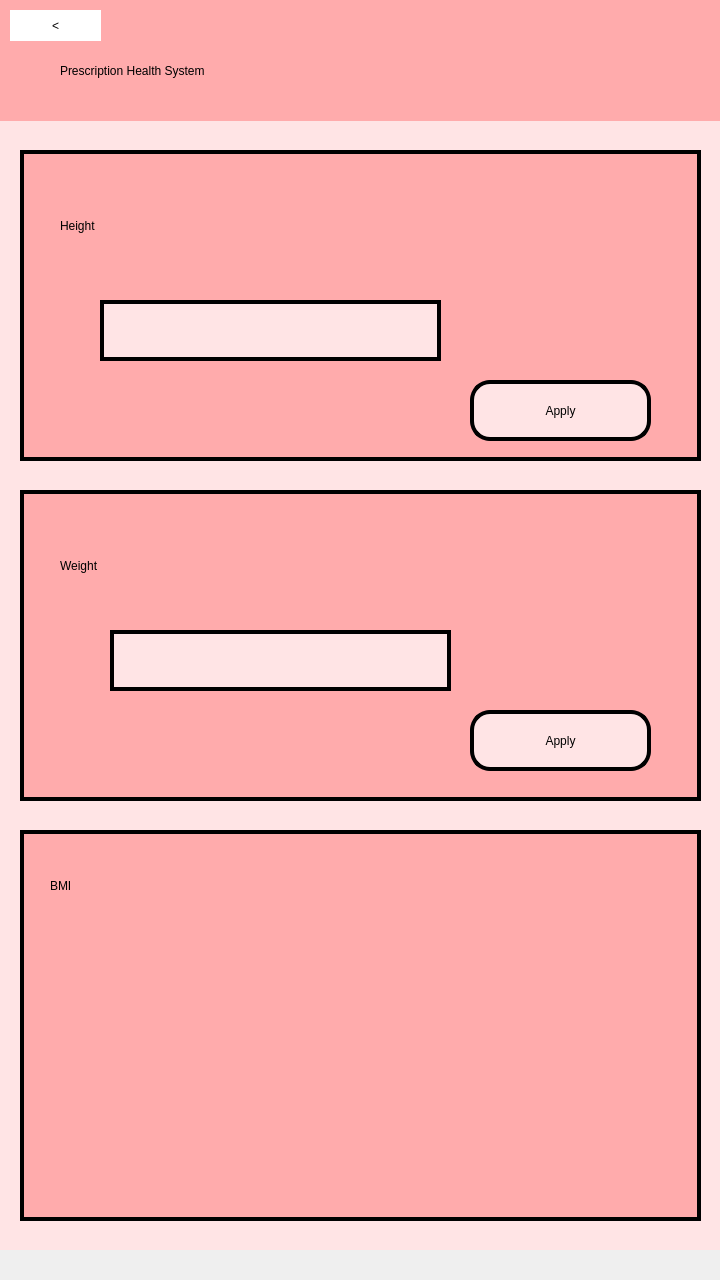
First picture: the form in UI/Input_BMI.ui, repository NaryanSambhi/CSCN72030---Sec3---Group2, before the edit.
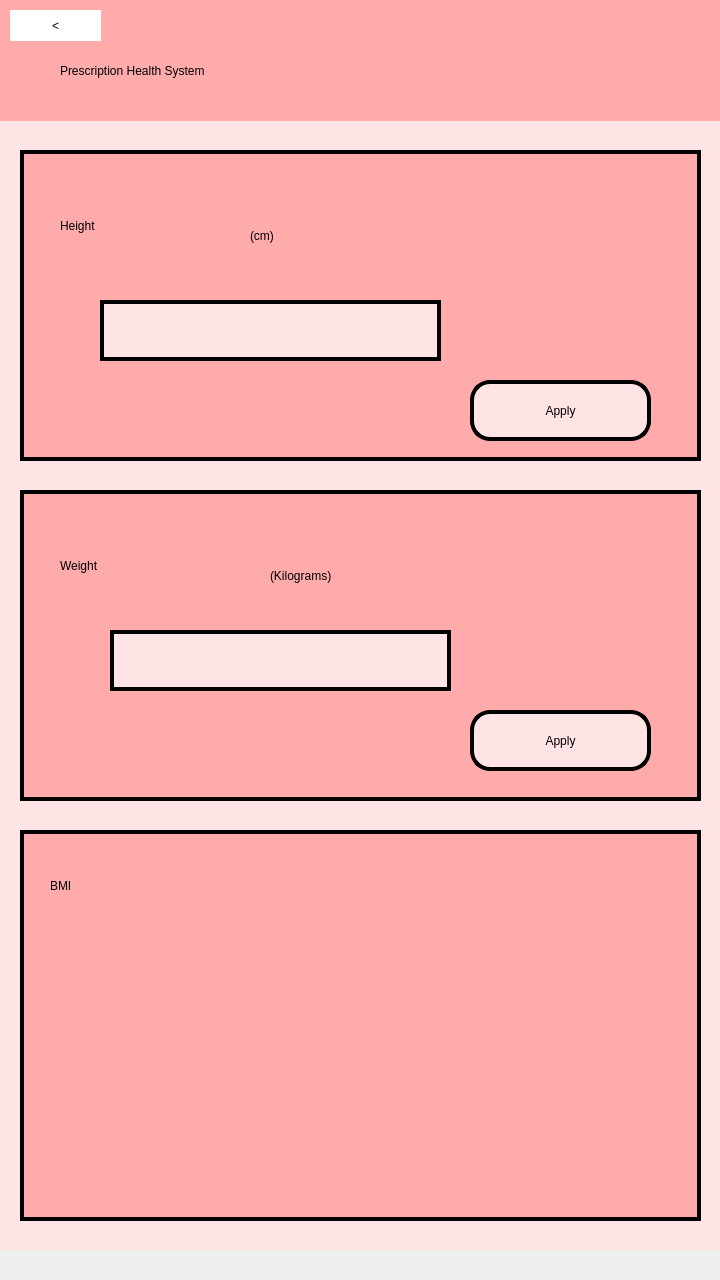
Second picture: the form after the edit. Icons and pictures are not drawn.

The edit to the form file:
```diff
--- a/UI/Input_BMI.ui
+++ b/UI/Input_BMI.ui
@@ -79,7 +79,7 @@
        <rect>
         <x>40</x>
         <y>40</y>
-        <width>201</width>
+        <width>191</width>
         <height>71</height>
        </rect>
       </property>
@@ -109,6 +109,23 @@
        <string/>
       </property>
      </widget>
+     <widget class="QLabel" name="height_measure">
+      <property name="geometry">
+       <rect>
+        <x>230</x>
+        <y>60</y>
+        <width>81</width>
+        <height>51</height>
+       </rect>
+      </property>
+      <property name="styleSheet">
+       <string notr="true">font: 20pt &quot;MS Shell Dlg 2&quot;;
+border: 0px;</string>
+      </property>
+      <property name="text">
+       <string>(cm)</string>
+      </property>
+     </widget>
     </widget>
     <widget class="QWidget" name="widget_13" native="true">
      <property name="geometry">
@@ -215,6 +232,23 @@
        <string/>
       </property>
      </widget>
+     <widget class="QLabel" name="weight_measure">
+      <property name="geometry">
+       <rect>
+        <x>250</x>
+        <y>60</y>
+        <width>181</width>
+        <height>51</height>
+       </rect>
+      </property>
+      <property name="styleSheet">
+       <string notr="true">font: 20pt &quot;MS Shell Dlg 2&quot;;
+border: 0px;</string>
+      </property>
+      <property name="text">
+       <string>(Kilograms)</string>
+      </property>
+     </widget>
     </widget>
     <widget class="QWidget" name="widget_3" native="true">
      <property name="geometry">
@@ -289,7 +323,7 @@
      <widget class="QLabel" name="bmi">
       <property name="geometry">
        <rect>
-        <x>150</x>
+        <x>290</x>
         <y>30</y>
         <width>371</width>
         <height>341</height>
```
Left out of the diff: 55 changed lines with no effect on the pictures.
